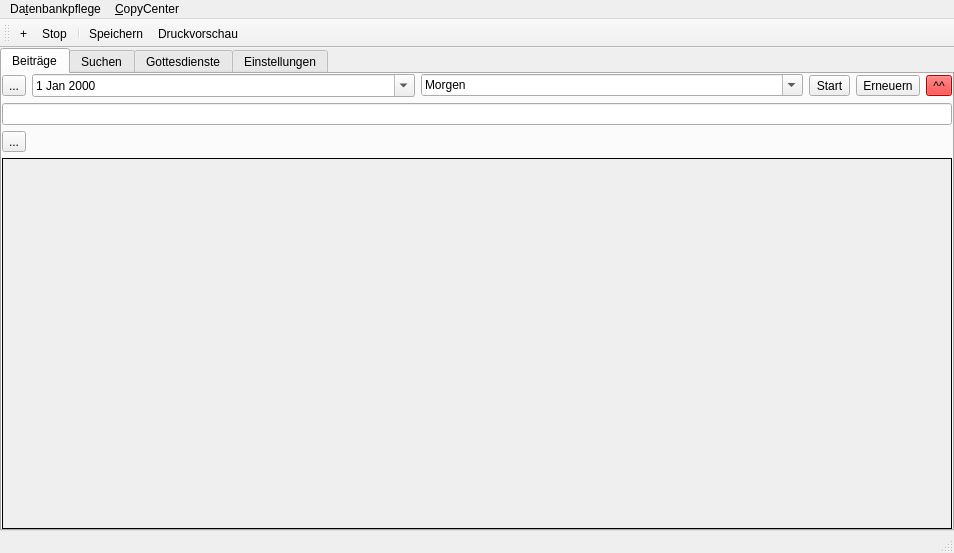
Before: the Qt Designer form mainwindow.ui in audioprog/AudioDatabaseForUsbAutoCopyMaster, drawn with Qt 5.
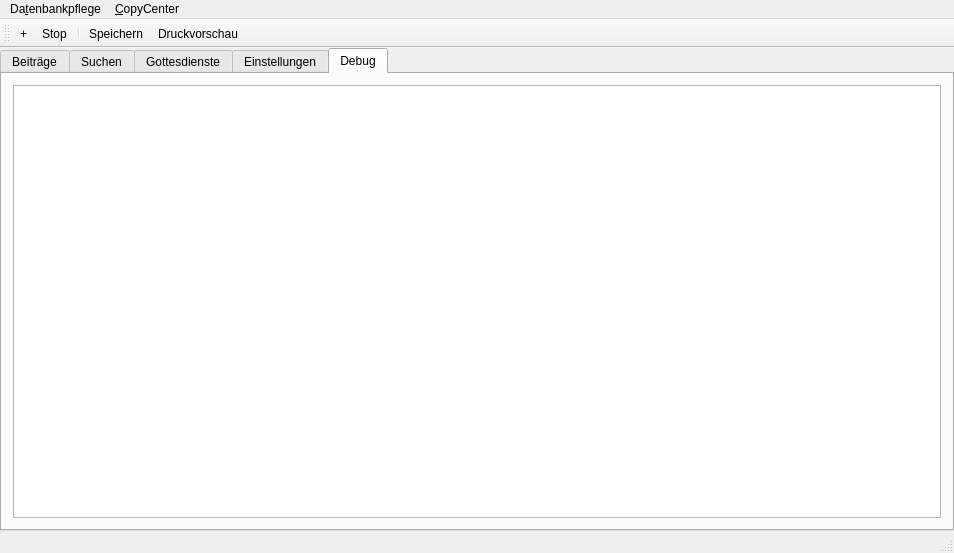
After: the same form once the commit is applied. The open tabs and pages were chosen to show the change. Icons and pictures are not drawn. Custom widgets are drawn as their Qt base class.

What changed in the file:
```diff
--- a/mainwindow.ui
+++ b/mainwindow.ui
@@ -278,6 +278,16 @@
         </item>
        </layout>
       </widget>
+      <widget class="QWidget" name="tab_3">
+       <attribute name="title">
+        <string>Debug</string>
+       </attribute>
+       <layout class="QVBoxLayout" name="verticalLayout_6">
+        <item>
+         <widget class="QPlainTextEdit" name="plainTextEditDebug"/>
+        </item>
+       </layout>
+      </widget>
      </widget>
     </item>
    </layout>
```
Left out of the diff: 2 changed lines with no effect on the pictures.
